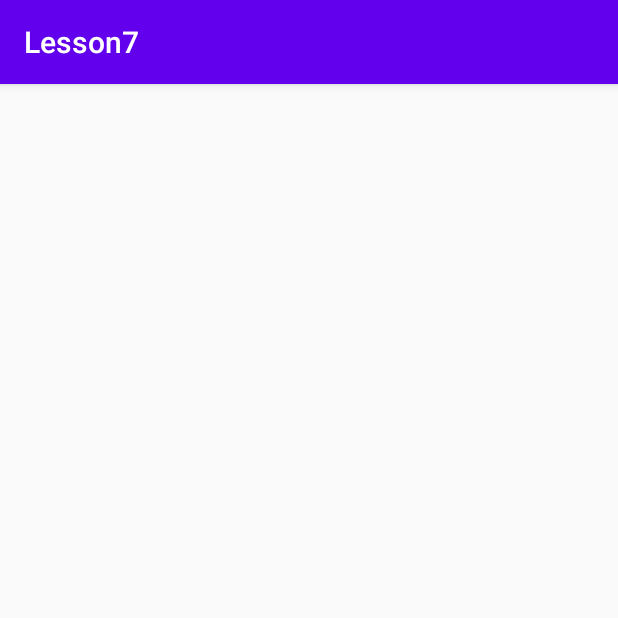
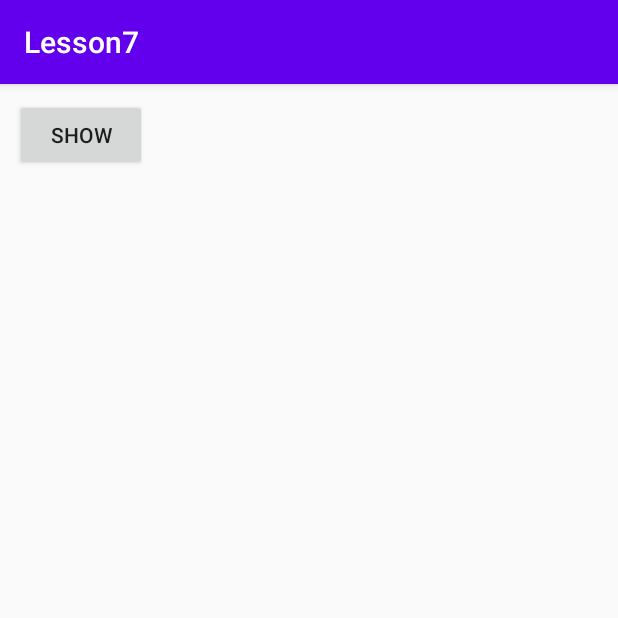
Before and after one commit to RaFFiaNBui/PopularLibrories, an Android app: the screen it shows after launch (MainActivity before the commit, EspressoActivity after it), on a phone screen of 412 x 824 dp, the top half of it. Run offline under Robolectric (Android 15) with nearby library versions, the phone set to English and light mode, and no system bars; our stand-ins replace ButterKnife.

Commit message:
ДЗ №7 пункт 2
espresso test

```diff
--- a/Lesson7/app/build.gradle
+++ b/Lesson7/app/build.gradle
@@ -33,7 +33,6 @@ dependencies {
     implementation 'androidx.constraintlayout:constraintlayout:1.1.3'
     testImplementation 'junit:junit:4.12'
     androidTestImplementation 'androidx.test.ext:junit:1.1.1'
-    androidTestImplementation 'androidx.test.espresso:espresso-core:3.2.0'
 
     implementation 'com.jakewharton:butterknife:10.1.0'
     annotationProcessor 'com.jakewharton:butterknife-compiler:10.0.0'
@@ -42,4 +41,8 @@ dependencies {
     annotationProcessor 'com.github.moxy-community:moxy-compiler:1.0.13'
     implementation 'com.github.moxy-community:moxy-androidx:1.0.13'
     implementation 'com.github.moxy-community:moxy-material:1.0.13'
+
+    androidTestImplementation 'androidx.test:runner:1.2.0'
+    androidTestImplementation 'androidx.test.espresso:espresso-core:3.2.0'
+    implementation 'androidx.test:rules:1.2.0'
 }
--- a/Lesson7/app/src/main/AndroidManifest.xml
+++ b/Lesson7/app/src/main/AndroidManifest.xml
@@ -9,13 +9,16 @@
         android:roundIcon="@mipmap/ic_launcher_round"
         android:supportsRtl="true"
         android:theme="@style/AppTheme">
-        <activity android:name=".unit.view.MainActivity">
+        <activity android:name=".espresso.EspressoActivity">
             <intent-filter>
                 <action android:name="android.intent.action.MAIN" />
 
                 <category android:name="android.intent.category.LAUNCHER" />
             </intent-filter>
         </activity>
+        <activity android:name=".unit.view.MainActivity">
+
+        </activity>
     </application>
 
 </manifest>
--- /dev/null
+++ b/Lesson7/app/src/main/java/com/example/lesson7/espresso/EspressoActivity.java
@@ -0,0 +1,31 @@
+package com.example.lesson7.espresso;
+
+import androidx.appcompat.app.AppCompatActivity;
+
+import android.os.Bundle;
+import android.widget.TextView;
+
+import com.example.lesson7.R;
+
+import butterknife.BindView;
+import butterknife.ButterKnife;
+import butterknife.OnClick;
+
+public class EspressoActivity extends AppCompatActivity {
+
+    @BindView(R.id.textView)
+    TextView textView;
+
+    @Override
+    protected void onCreate(Bundle savedInstanceState) {
+        super.onCreate(savedInstanceState);
+        setContentView(R.layout.activity_espresso);
+
+        ButterKnife.bind(this);
+    }
+
+    @OnClick(R.id.button)
+    public void onClick() {
+        textView.setText(R.string.hello);
+    }
+}
--- /dev/null
+++ b/Lesson7/app/src/main/res/layout/activity_espresso.xml
@@ -0,0 +1,26 @@
+<?xml version="1.0" encoding="utf-8"?>
+<LinearLayout xmlns:android="http://schemas.android.com/apk/res/android"
+    xmlns:tools="http://schemas.android.com/tools"
+    android:layout_width="match_parent"
+    android:orientation="vertical"
+    android:layout_height="match_parent"
+    tools:context=".espresso.EspressoActivity">
+
+    <Button
+        android:id="@+id/button"
+        android:layout_width="wrap_content"
+        android:layout_height="wrap_content"
+        android:layout_marginStart="10dp"
+        android:layout_marginTop="10dp"
+        android:text="@string/show" />
+
+    <TextView
+        android:id="@+id/textView"
+        android:layout_width="wrap_content"
+        android:layout_height="wrap_content"
+        android:layout_marginStart="10dp"
+        android:layout_marginTop="10dp"
+        android:textSize="30sp"
+        tools:text="Hello World!" />
+
+</LinearLayout>
--- a/Lesson7/app/src/main/res/values/strings.xml
+++ b/Lesson7/app/src/main/res/values/strings.xml
@@ -1,4 +1,6 @@
 <resources>
     <string name="app_name">Lesson7</string>
     <string name="sum">Sum</string>
+    <string name="hello">Hello World!</string>
+    <string name="show">Show</string>
 </resources>
```
Also changed, not shown: 1 other file.
